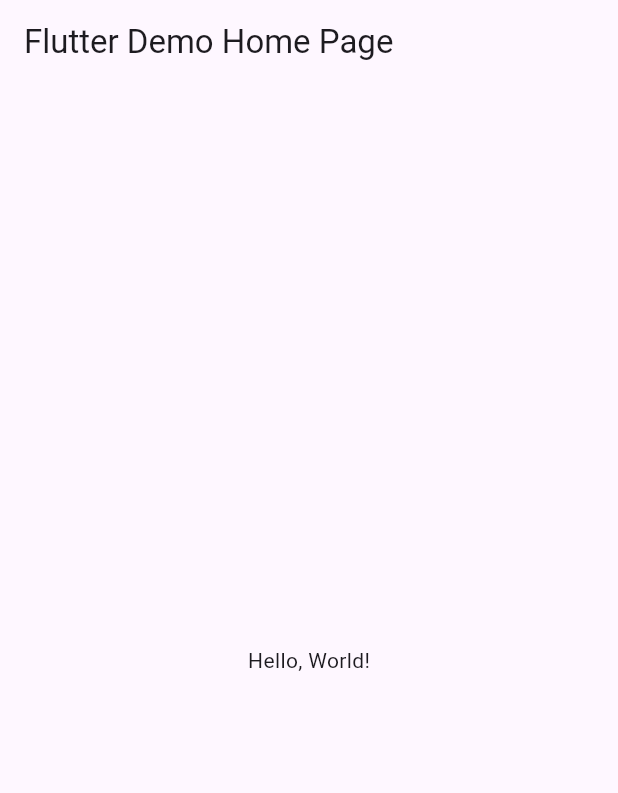
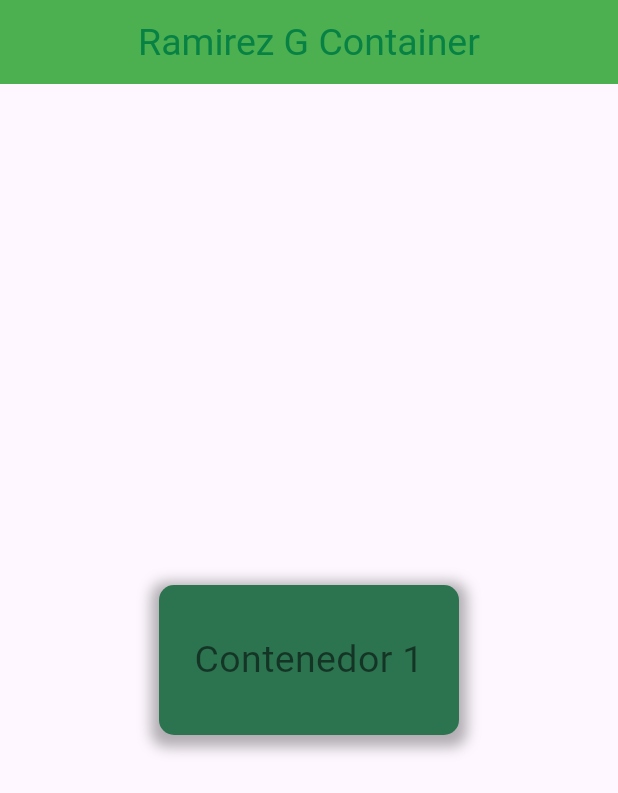
Before and after one commit to JannaRG13/p10_ElContainer, a Flutter app: the screen it shows after launch, on a phone screen of 412 x 824 dp. Shown: the top 793 px of the screen. Run offline on Flutter 3.47's test engine with Material 3 defaults, Android fonts, the phone set to English and light mode, and no system bars.

Commit message:
Ramirez Container

```diff
--- a/lib/main.dart
+++ b/lib/main.dart
@@ -1,43 +1,54 @@
 import 'package:flutter/material.dart';
 
-void main() => runApp(MyApp());
+void main() => runApp(MiContenedorApp());
 
-class MyApp extends StatelessWidget {
-  const MyApp({super.key});
-  // This widget is the root of your application.
+class MiContenedorApp extends StatelessWidget {
+  const MiContenedorApp({Key? key}) : super(key: key);
+
   @override
   Widget build(BuildContext context) {
     return MaterialApp(
-      // Application name
-      title: 'Flutter Hello World',
-      // Application theme data, you can set the colors for the application as
-      // you want
-      theme: ThemeData(
-        // useMaterial3: false,
-        primarySwatch: Colors.blue,
-      ),
-      // A widget which will be started on application startup
-      home: MyHomePage(title: 'Flutter Demo Home Page'),
-    );
-  }
-}
-
-class MyHomePage extends StatelessWidget {
-  final String title;
-  const MyHomePage({super.key, required this.title});
-
-  @override
-  Widget build(BuildContext context) {
-    return Scaffold(
-      appBar: AppBar(
-        // The title text which will be shown on the action bar
-        title: Text(title),
-      ),
-      body: Center(
-        child: Text(
-          'Hello, World!',
+      debugShowCheckedModeBanner: false,
+      home: Scaffold(
+        appBar: AppBar(
+          title: Text("Ramirez G Container"),
+          centerTitle: true,
+          titleTextStyle: TextStyle(color: Color(0xff078244), fontSize: 25),
+          backgroundColor: Colors.green,
+        ),
+        body: Center(
+          child: Column(
+            mainAxisAlignment: MainAxisAlignment.center,
+            children: <Widget>[
+              // Primer contenedor
+              Container(
+                width: 200,
+                height: 100,
+                decoration: BoxDecoration(
+                  color: Color(0xff2c7450), // Color de fondo
+                  borderRadius:
+                      BorderRadius.circular(10), // Esquinas redondeadas
+                  boxShadow: [
+                    BoxShadow(
+                      color: Colors.black.withOpacity(0.3),
+                      spreadRadius: 5,
+                      blurRadius: 7,
+                      offset:
+                          const Offset(0, 3), // Cambia la posición de la sombra
+                    ),
+                  ],
+                ),
+                child: const Center(
+                  child: Text(
+                    'Contenedor 1',
+                    style: TextStyle(color: Colors.black54, fontSize: 25),
+                  ),
+                ),
+              ),
+            ],
+          ),
         ),
       ),
     );
-  }
-}
+  } // FIN WIDGETS
+} // FIN DE CLASE MICONTENEDORAPP
```
Also changed, not shown: capturaContainerSeñalada.PNG (added).
